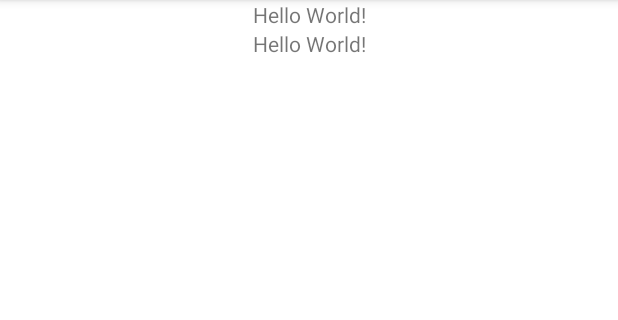
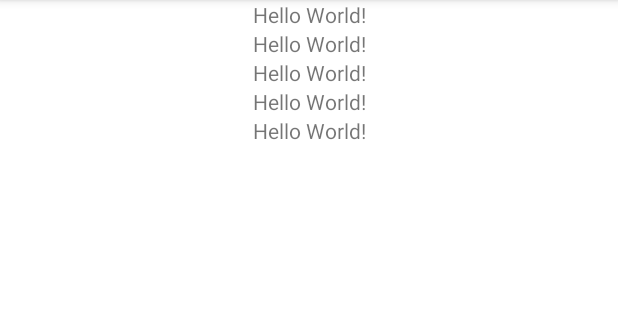
Before and after one commit to OscarCaro/Pin-Go, an Android app: the RegisterNewPin screen opened directly, with no data from a screen before it, on a phone screen of 412 x 824 dp, the part 84-404 px from its top. Run offline under Robolectric (Android 15) with nearby library versions, the phone set to English and light mode, and no system bars; pictures from the network do not load.

Commit message:
Loading data from intent on Pin class

```diff
--- a/app/src/main/java/com/pinandgo/RecyclerViewAdapter.kt
+++ b/app/src/main/java/com/pinandgo/RecyclerViewAdapter.kt
@@ -22,12 +22,12 @@ class RecyclerViewAdapter(private val listSize : Int) : RecyclerView.Adapter<Rec
 
     override fun onBindViewHolder(holder: ViewHolder, position: Int) {
         val pin = PinList.get(position, holder.itemView.context)
-        holder.linkTextView.text = pin.link
+        holder.linkTextView.text = pin.intentUrl
         holder.domainTextView.text = pin.domain
 
         holder.linkTextView.setOnClickListener{
             val intent = Intent(Intent.ACTION_VIEW)
-            intent.data = Uri.parse(pin.link)
+            intent.data = Uri.parse(pin.intentUrl)
             holder.itemView.context.startActivity(intent)
         }
     }
--- a/app/src/main/res/layout/activity_register_new_pin.xml
+++ b/app/src/main/res/layout/activity_register_new_pin.xml
@@ -7,7 +7,7 @@
     tools:context=".RegisterNewPin">
 
     <TextView
-        android:id="@+id/text1"
+        android:id="@+id/textIntentURL"
         android:layout_width="wrap_content"
         android:layout_height="wrap_content"
         android:text="Hello World!"
@@ -16,19 +16,46 @@
         app:layout_constraintTop_toTopOf="parent" />
 
     <TextView
-        android:id="@+id/text2"
+        android:id="@+id/textDomain"
         android:layout_width="wrap_content"
         android:layout_height="wrap_content"
         android:text="Hello World!"
         app:layout_constraintLeft_toLeftOf="parent"
         app:layout_constraintRight_toRightOf="parent"
-        app:layout_constraintTop_toBottomOf="@id/text1" />
+        app:layout_constraintTop_toBottomOf="@id/textIntentURL" />
+
+    <TextView
+        android:id="@+id/textTitle"
+        android:layout_width="wrap_content"
+        android:layout_height="wrap_content"
+        android:text="Hello World!"
+        app:layout_constraintLeft_toLeftOf="parent"
+        app:layout_constraintRight_toRightOf="parent"
+        app:layout_constraintTop_toBottomOf="@id/textDomain" />
+
+    <TextView
+        android:id="@+id/textDesc"
+        android:layout_width="wrap_content"
+        android:layout_height="wrap_content"
+        android:text="Hello World!"
+        app:layout_constraintLeft_toLeftOf="parent"
+        app:layout_constraintRight_toRightOf="parent"
+        app:layout_constraintTop_toBottomOf="@id/textTitle" />
+
+    <TextView
+        android:id="@+id/textImageURL"
+        android:layout_width="wrap_content"
+        android:layout_height="wrap_content"
+        android:text="Hello World!"
+        app:layout_constraintLeft_toLeftOf="parent"
+        app:layout_constraintRight_toRightOf="parent"
+        app:layout_constraintTop_toBottomOf="@id/textDesc" />
 
     <ImageView
         android:id="@+id/image"
         android:layout_width="match_parent"
         android:layout_height="wrap_content"
-        app:layout_constraintTop_toBottomOf="@id/text2"
+        app:layout_constraintTop_toBottomOf="@id/textImageURL"
         app:layout_constraintStart_toStartOf="parent"
         app:layout_constraintEnd_toEndOf="parent"
         />
```
Also changed, not shown: app/src/main/java/com/pinandgo/Pin.kt (+93 -6 lines), app/src/main/java/com/pinandgo/RegisterNewPin.kt (+23 -94 lines).
